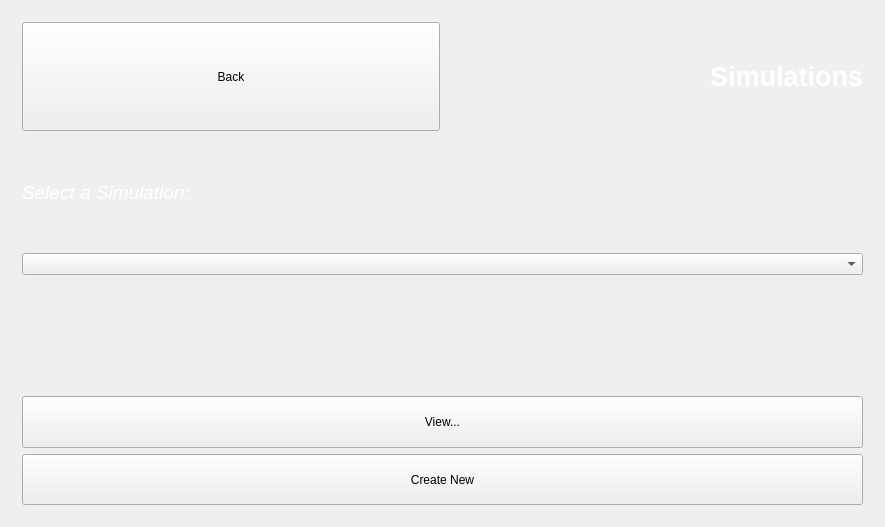
The window that gui/mainwindow.ui (XinChen96/Emergency-Response-System) describes before a commit, drawn with Qt 5.
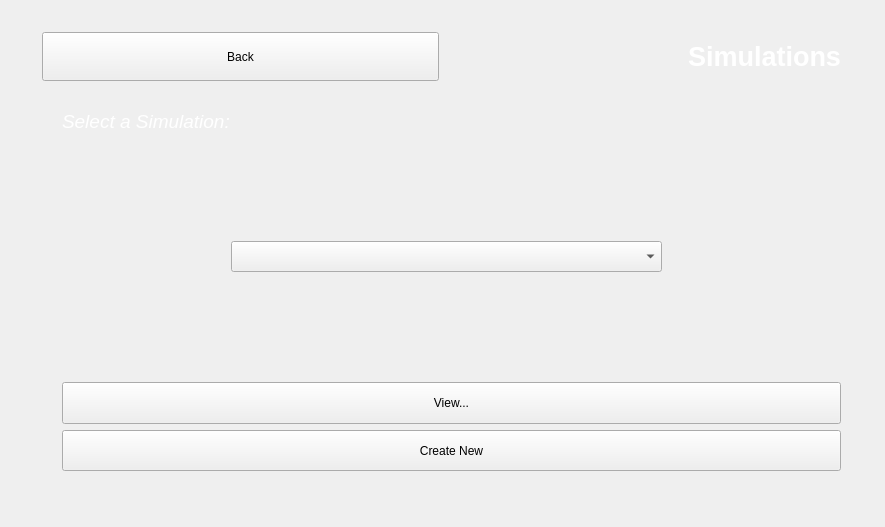
The same window after the commit. The open tabs and pages were chosen to show the change. Icons and pictures are not drawn.

Commit message: Fixed very small issue with the layout on one GUI page. Took 5 min.

Patch:
```diff
--- a/gui/mainwindow.ui
+++ b/gui/mainwindow.ui
@@ -1291,8 +1291,28 @@
        </layout>
       </widget>
       <widget class="QWidget" name="simulationPage">
-       <layout class="QVBoxLayout" name="verticalLayout_26">
-        <item>
+       <widget class="QComboBox" name="selectSim">
+        <property name="geometry">
+         <rect>
+          <x>220</x>
+          <y>230</y>
+          <width>431</width>
+          <height>31</height>
+         </rect>
+        </property>
+        <property name="whatsThis">
+         <string>Select from list</string>
+        </property>
+       </widget>
+       <widget class="QWidget" name="horizontalLayoutWidget">
+        <property name="geometry">
+         <rect>
+          <x>20</x>
+          <y>10</y>
+          <width>821</width>
+          <height>71</height>
+         </rect>
+        </property>
          <layout class="QHBoxLayout" name="horizontalLayout_14">
           <item>
            <widget class="QPushButton" name="backToSim">
@@ -1328,8 +1348,16 @@
            </widget>
           </item>
          </layout>
-        </item>
-        <item>
+       </widget>
+       <widget class="QWidget" name="">
+        <property name="geometry">
+         <rect>
+          <x>40</x>
+          <y>90</y>
+          <width>781</width>
+          <height>41</height>
+         </rect>
+        </property>
          <layout class="QHBoxLayout" name="horizontalLayout_11">
           <item>
            <widget class="QLabel" name="selectLabel">
@@ -1348,15 +1376,16 @@
            </widget>
           </item>
          </layout>
-        </item>
-        <item>
-         <widget class="QComboBox" name="selectSim">
-          <property name="whatsThis">
-           <string>Select from list</string>
-          </property>
-         </widget>
-        </item>
-        <item>
+       </widget>
+       <widget class="QWidget" name="">
+        <property name="geometry">
+         <rect>
+          <x>270</x>
+          <y>290</y>
+          <width>321</width>
+          <height>31</height>
+         </rect>
+        </property>
          <layout class="QVBoxLayout" name="verticalLayout_9">
           <item>
            <widget class="QLabel" name="errorText2">
@@ -1375,8 +1404,16 @@
            </widget>
           </item>
          </layout>
-        </item>
-        <item>
+       </widget>
+       <widget class="QWidget" name="">
+        <property name="geometry">
+         <rect>
+          <x>40</x>
+          <y>360</y>
+          <width>801</width>
+          <height>111</height>
+         </rect>
+        </property>
          <layout class="QVBoxLayout" name="verticalLayout_14">
           <item>
            <widget class="QPushButton" name="viewBut">
@@ -1405,8 +1442,7 @@
            </widget>
           </item>
          </layout>
-        </item>
-       </layout>
+       </widget>
       </widget>
       <widget class="QWidget" name="createNewPage">
        <widget class="QWidget" name="layoutWidget_2">
```
Left out of the diff: 2 changed lines with no effect on the pictures. Lines whose indentation alone changed are shown as unchanged. The commit also changes 1 other file.
